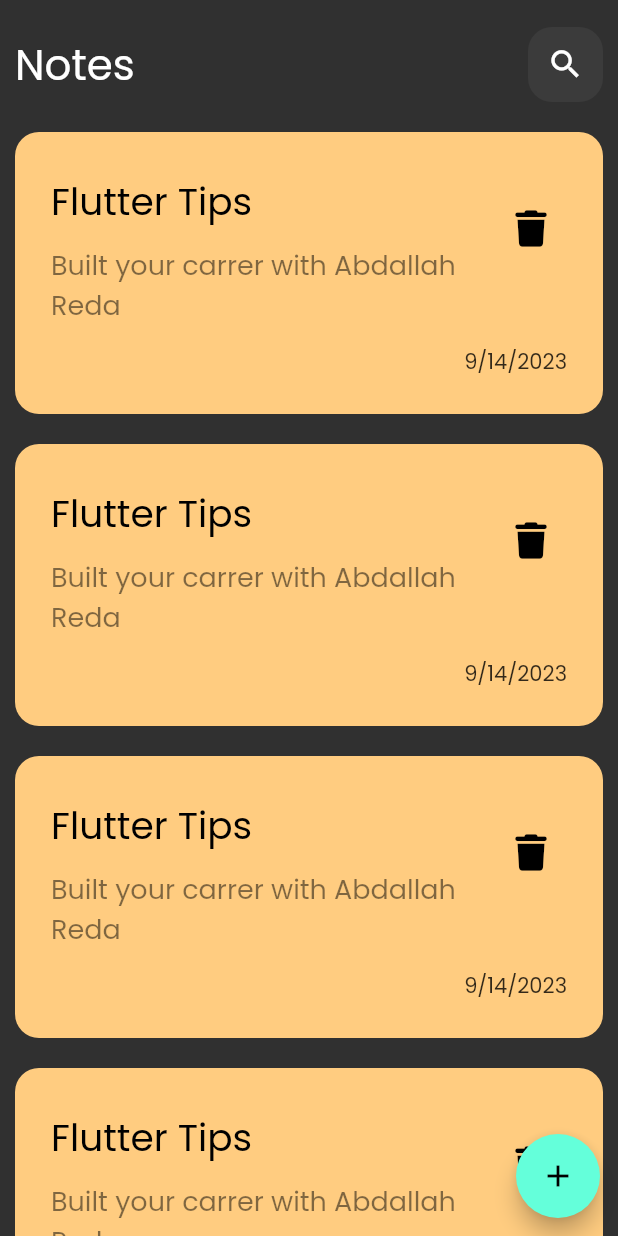
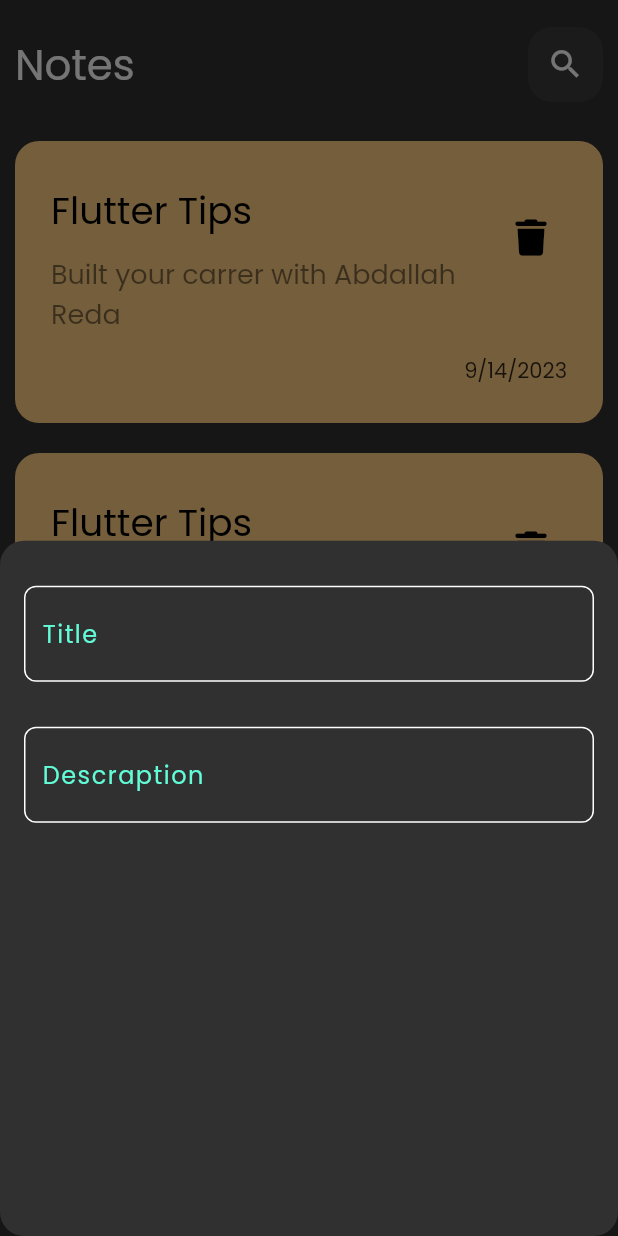
Before and after one commit to Abdallahreda12/Notes_app, a Flutter app: the screen it shows after launch, after a tap on the "add" icon, on a phone screen of 412 x 824 dp. Run offline on Flutter 3.47's test engine with Material 2 defaults, Android fonts, the phone set to English and light mode, and no system bars; our stand-ins replace font_awesome_flutter.

Commit message:
create modal bottom sheet & custom text field

```diff
--- a/lib/Views/notes_view.dart
+++ b/lib/Views/notes_view.dart
@@ -1,5 +1,7 @@
 import 'package:flutter/material.dart';
 import 'package:notes_app/Widgets/notes_view_body.dart';
+
+import '../Widgets/note_bottom_sheet.dart';
 
 class NotesView extends StatelessWidget {
   const NotesView({super.key});
@@ -9,8 +11,16 @@ class NotesView extends StatelessWidget {
     return Scaffold(
       floatingActionButtonLocation: FloatingActionButtonLocation.miniEndFloat,
       floatingActionButton: FloatingActionButton(
-        child:const Icon(Icons.add),
-        onPressed: () {},
+        child: const Icon(Icons.add),
+        onPressed: () {
+          showModalBottomSheet(
+              shape: RoundedRectangleBorder(
+                  borderRadius: BorderRadius.circular(16)),
+              context: context,
+              builder: (context) {
+                return const addNoteBottomSheet();
+              });
+        },
       ),
       body: const NotesViewBody(),
     );
--- /dev/null
+++ b/lib/Widgets/custom_text_field.dart
@@ -0,0 +1,29 @@
+import 'package:flutter/material.dart';
+import 'package:notes_app/constants.dart';
+
+// ignore: camel_case_types, must_be_immutable
+class customTextField extends StatelessWidget {
+  customTextField({super.key, this.hintText});
+
+  String? hintText;
+  @override
+  Widget build(BuildContext context) {
+    return TextField(
+      cursorColor: KprimaryColor,
+      decoration: InputDecoration(
+          hintText: hintText,
+          hintStyle: const TextStyle(
+              color: KprimaryColor, fontSize: 16, letterSpacing: 1),
+          border: builtBorder(),
+          enabledBorder: builtBorder(),
+          focusedBorder: builtBorder(KprimaryColor)),
+    );
+  }
+
+  OutlineInputBorder builtBorder([color]) {
+    return OutlineInputBorder(
+      borderSide: BorderSide(color: color ?? Colors.white),
+      borderRadius: BorderRadius.circular(8),
+    );
+  }
+}
--- /dev/null
+++ b/lib/Widgets/note_bottom_sheet.dart
@@ -0,0 +1,31 @@
+import 'package:flutter/material.dart';
+
+import 'custom_text_field.dart';
+
+// ignore: camel_case_types
+class addNoteBottomSheet extends StatelessWidget {
+  const addNoteBottomSheet({super.key});
+
+  @override
+  Widget build(BuildContext context) {
+    return Padding(
+      padding: const EdgeInsets.symmetric(horizontal: 16),
+      child: Column(
+        children: [
+          const SizedBox(
+            height: 30,
+          ),
+          customTextField(
+            hintText: "Title",
+          ),
+          const SizedBox(
+            height: 30,
+          ),
+          customTextField(
+            hintText: "Descraption",
+          ),
+        ],
+      ),
+    );
+  }
+}
--- a/lib/Widgets/notes_list_view.dart
+++ b/lib/Widgets/notes_list_view.dart
@@ -6,8 +6,13 @@ class NotesListView extends StatelessWidget {
 
   @override
   Widget build(BuildContext context) {
-    return ListView.builder(itemBuilder: ((context, index) {
-      return NoteItem();
-    }));
+    return Padding(
+      padding: const EdgeInsets.symmetric(vertical: 16),
+      child: ListView.builder(
+          padding: EdgeInsets.zero,
+          itemBuilder: ((context, index) {
+            return NoteItem();
+          })),
+    );
   }
 }
--- a/lib/Widgets/notes_view_body.dart
+++ b/lib/Widgets/notes_view_body.dart
@@ -13,9 +13,6 @@ class NotesViewBody extends StatelessWidget {
           height: 18,
         ),
         CustomAppBar(),
-        SizedBox(
-          height: 10,
-        ),
         Expanded(child: NotesListView())
       ],
     );
--- /dev/null
+++ b/lib/constants.dart
@@ -0,0 +1,4 @@
+import 'package:flutter/material.dart';
+
+// ignore: constant_identifier_names
+const KprimaryColor = Color(0xff62fcd7);
```
